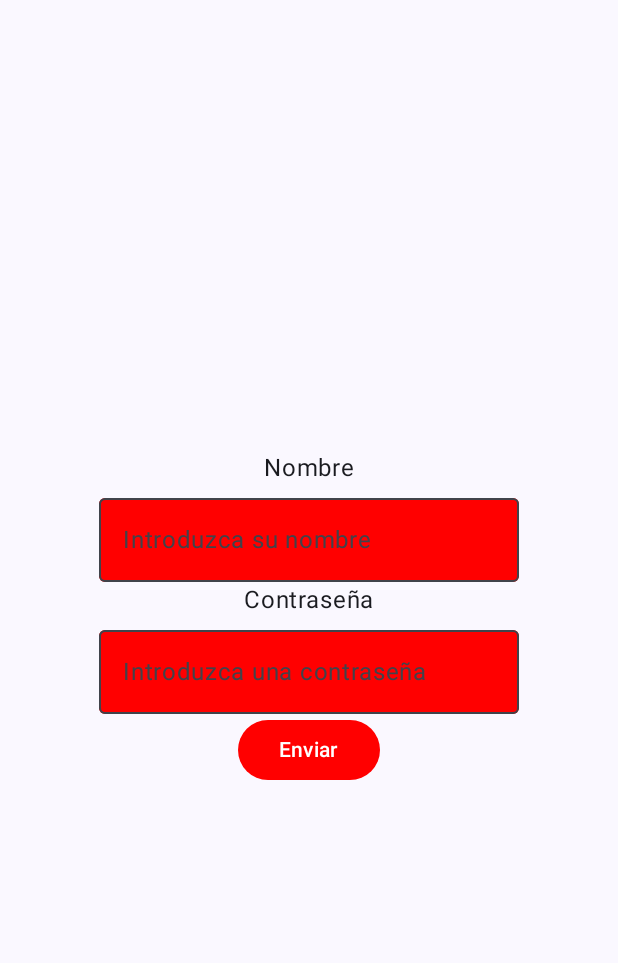
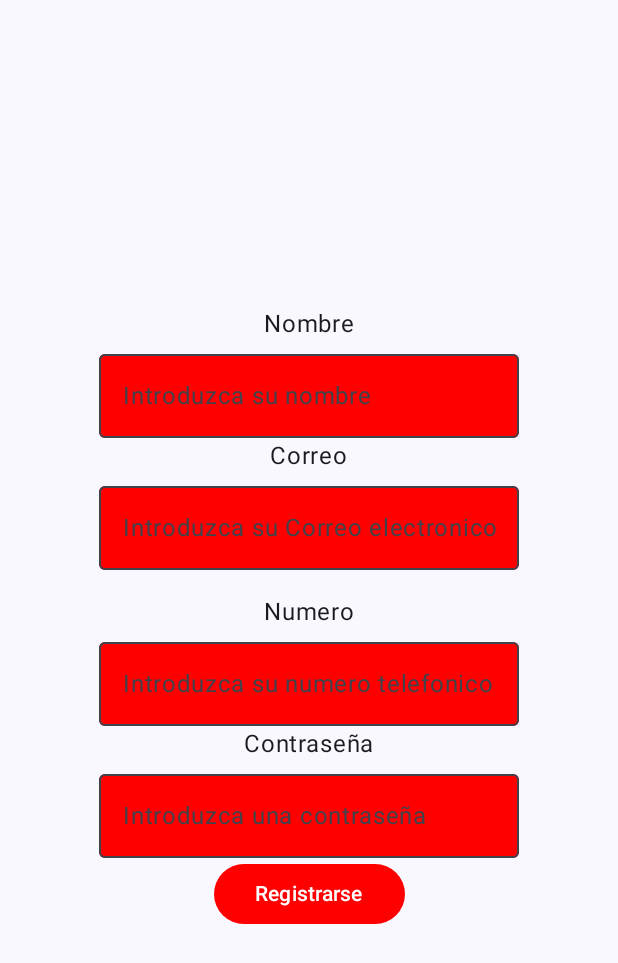
Before and after one commit to markitox777/APP_HelloKitty, an Android app built with Jetpack Compose: the composable InicioSesion shown on its own in the app's theme, on a phone screen of 412 x 824 dp. Shown: the top 963 px of the screen. Run offline under Robolectric (Android 15) with nearby library versions, the phone set to English and light mode, and no system bars.

Commit message:
detalles y finish

```diff
--- a/app/src/main/java/com/example/hellokitty20/ui/theme/InicioSesion.kt
+++ b/app/src/main/java/com/example/hellokitty20/ui/theme/InicioSesion.kt
@@ -1,5 +1,6 @@
 package com.example.hellokitty20.ui.theme
 
+import android.util.Patterns
 import androidx.compose.foundation.layout.Arrangement
 import androidx.compose.foundation.layout.Column
 import androidx.compose.foundation.layout.fillMaxSize
@@ -18,6 +19,7 @@ import androidx.compose.runtime.setValue
 import androidx.compose.ui.Alignment
 import androidx.compose.ui.Modifier
 import androidx.compose.ui.graphics.Color
+import androidx.compose.ui.text.input.PasswordVisualTransformation
 import androidx.navigation.NavController // <-- ¡IMPORT NUEVO!
 
 @Composable
@@ -25,8 +27,14 @@ fun InicioSesion (navController: NavController){ // <-- ¡CAMBIO 1: Acepta el Na
 
     var username by remember { mutableStateOf("") }
     var password by remember { mutableStateOf("") }
+    var CorreoElectronico by remember {mutableStateOf("")}
+    var numero by remember {mutableStateOf("")}
     var showDialog by remember { mutableStateOf(false) }
 
+    //validacion correo
+    var intentado by remember { mutableStateOf(false) }
+    val correoValid = Patterns.EMAIL_ADDRESS.matcher(CorreoElectronico).matches()
+    val errorCorreo = (!correoValid || CorreoElectronico.isBlank()) && intentado
     Column(
         modifier = Modifier.fillMaxSize(),
         verticalArrangement = Arrangement.Center,
@@ -47,11 +55,44 @@ fun InicioSesion (navController: NavController){ // <-- ¡CAMBIO 1: Acepta el Na
                 disabledContainerColor = Color.Green
             )
         )
+        Text(text = "Correo")
+        OutlinedTextField(
+            value = CorreoElectronico,
+            onValueChange = { CorreoElectronico = it },
+            label = { Text("Introduzca su Correo electronico") },
+            // --- ¡NUEVO 3: Mostrar error si existe! ---
+            isError = errorCorreo,
+            supportingText = {
+                if (errorCorreo) Text("Ingrese un correo válido")
+            },
+            colors = TextFieldDefaults.colors(
+                focusedContainerColor = Color.White,
+                unfocusedContainerColor = Color.Red,
+                disabledContainerColor = Color.Green
+            )
+        )
+
+
+        Text(text="Numero")
+        //input 1
+        OutlinedTextField(
+            value = numero,
+            onValueChange = { nuevoTexto ->
+                numero = nuevoTexto
+            },
+            label = { Text("Introduzca su numero telefonico") },
+            colors = TextFieldDefaults.colors(
+                focusedContainerColor = Color.White,
+                unfocusedContainerColor = Color.Red,
+                disabledContainerColor = Color.Green
+            )
+        )
 
         Text(text="Contraseña")
         //input 2
         OutlinedTextField(
             value = password,
+            visualTransformation = PasswordVisualTransformation(),
             onValueChange = { nuevoTexto ->
                 password = nuevoTexto
             },
@@ -67,12 +108,12 @@ fun InicioSesion (navController: NavController){ // <-- ¡CAMBIO 1: Acepta el Na
             onClick = {
                 showDialog = true
             },
-            // --- ¡CAMBIO 2: Botón ROJO! ---
+
             colors = ButtonDefaults.buttonColors(
                 containerColor = Color.Red
             )
         ) {
-            Text(text = " Enviar ")
+            Text(text = " Registrarse ")
         }
     }
 
@@ -80,7 +121,7 @@ fun InicioSesion (navController: NavController){ // <-- ¡CAMBIO 1: Acepta el Na
         AlertDialog(
             onDismissRequest = { /* No hacer nada */ },
             title = { Text("Se agregó Correctamente") },
-            text = { Text("Gracias $username, su contraseña es: $password") },
+            text = { Text("Muy Bien!! $username, correo: $CorreoElectronico, su numero: $numero, su contraseña es: $password") },
             confirmButton = {
                 TextButton(onClick = {
                     showDialog = false
```
Also changed, not shown: app/src/main/java/com/example/hellokitty20/SelectCharacterScreen.kt (+14 -2 lines), app/src/main/res/drawable/keroppi_icono.png (deleted), app/src/main/res/drawable/keroppi_select.png (added), app/src/main/res/drawable/kitty_icono.png (deleted), app/src/main/res/drawable/kitty_select.png (added), app/src/main/res/drawable/kitty_select2.png (added).
